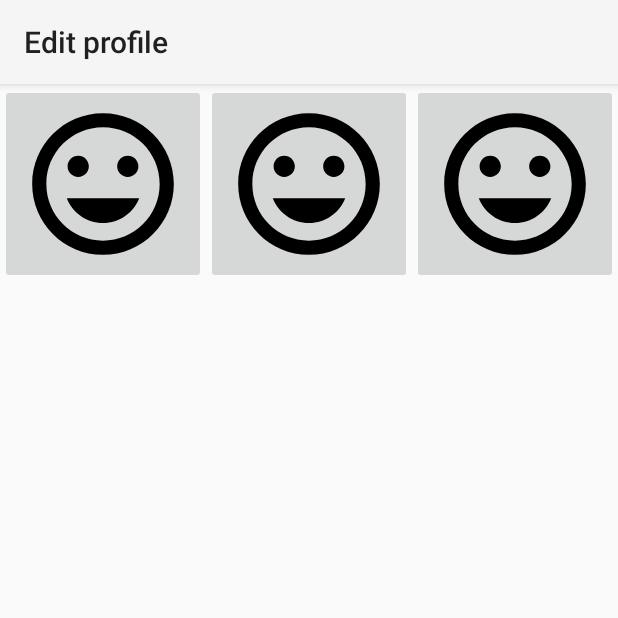
After one commit to thomasfischersm/EgoEater, an Android app: the EditProfileActivity screen opened directly, with no data from a screen before it, on a phone screen of 412 x 824 dp, the top half of it. The commit adds this screen. Run offline under Robolectric (Android 15) with nearby library versions, the phone set to English and light mode, and no system bars; libraries missing offline, so code that uses them is left out: com.google.android.gms; pictures from the network do not load; 3 statements that could not run were skipped.

Commit message:
Added EditProfileActivity and improved the workflow to CropPhotoActivity.

```diff
--- a/app/src/main/AndroidManifest.xml
+++ b/app/src/main/AndroidManifest.xml
@@ -13,14 +13,12 @@
         android:roundIcon="@mipmap/ic_launcher_round"
         android:supportsRtl="true"
         android:theme="@style/Theme.AppCompat.Light.NoActionBar">
-
         <meta-data
             android:name="com.google.android.gms.analytics.globalConfigResource"
             android:resource="@xml/analytics_global_config" />
         <meta-data
             android:name="com.facebook.sdk.ApplicationId"
             android:value="@string/facebook_app_id" />
-
         <meta-data
             android:name="com.playposse.egoeater.glide.EgoEaterGlideModule"
             android:value="GlideModule" />
@@ -88,7 +86,8 @@
             </intent-filter>
         </activity>
         <activity android:name=".activity.CropPhotoActivity" />
-        <activity android:name=".activity.LoginActivity"></activity>
+        <activity android:name=".activity.LoginActivity" />
+        <activity android:name=".activity.EditProfileActivity"></activity>
     </application>
 
 </manifest>
--- a/app/src/main/java/com/playposse/egoeater/ExtraConstants.java
+++ b/app/src/main/java/com/playposse/egoeater/ExtraConstants.java
@@ -16,7 +16,7 @@ public class ExtraConstants {
         return intent.getIntExtra(PHOTO_INDEX_ID, 0);
     }
 
-    public static Intent getCropPhotoIntent(Context context, int photoIndex) {
+    public static Intent createCropPhotoIntent(Context context, int photoIndex) {
         return new Intent(context, CropPhotoActivity.class)
                 .putExtra(PHOTO_INDEX_ID, photoIndex);
     }
--- a/app/src/main/java/com/playposse/egoeater/GlobalRouting.java
+++ b/app/src/main/java/com/playposse/egoeater/GlobalRouting.java
@@ -4,6 +4,7 @@ import android.content.Context;
 import android.content.Intent;
 
 import com.playposse.egoeater.activity.CropPhotoActivity;
+import com.playposse.egoeater.activity.EditProfileActivity;
 import com.playposse.egoeater.activity.LoginActivity;
 import com.playposse.egoeater.storage.EgoEaterPreferences;
 
@@ -38,7 +39,7 @@ public class GlobalRouting {
         if (!EgoEaterPreferences.hasFirstProfilePhoto(context)) {
             context.startActivity(new Intent(context, CropPhotoActivity.class));
         } else {
-            // TODO: ranking activity
+            context.startActivity(new Intent(context, EditProfileActivity.class));
         }
     }
 
--- /dev/null
+++ b/app/src/main/java/com/playposse/egoeater/activity/EditProfileActivity.java
@@ -0,0 +1,60 @@
+package com.playposse.egoeater.activity;
+
+import android.content.Intent;
+import android.os.Bundle;
+import android.view.View;
+import android.widget.ImageButton;
+
+import com.bumptech.glide.Glide;
+import com.playposse.egoeater.ExtraConstants;
+import com.playposse.egoeater.R;
+import com.playposse.egoeater.storage.EgoEaterPreferences;
+
+/**
+ * An {@link android.app.Activity} to edit the profile.
+ */
+public class EditProfileActivity extends ParentActivity {
+
+    private ImageButton profilePhoto0Button;
+    private ImageButton profilePhoto1Button;
+    private ImageButton profilePhoto2Button;
+
+    @Override
+    protected int getLayoutResId() {
+        return R.layout.activity_edit_profile;
+    }
+
+    @Override
+    protected void onCreate(Bundle savedInstanceState) {
+        super.onCreate(savedInstanceState);
+
+        setTitle(R.string.edit_profile_activity_title);
+
+        profilePhoto0Button = (ImageButton) findViewById(R.id.profilePhoto0Button);
+        profilePhoto1Button = (ImageButton) findViewById(R.id.profilePhoto1Button);
+        profilePhoto2Button = (ImageButton) findViewById(R.id.profilePhoto2Button);
+
+        initProfilePhoto(0, profilePhoto0Button, EgoEaterPreferences.getProfilePhotoUrl0(this));
+        initProfilePhoto(1, profilePhoto1Button, EgoEaterPreferences.getProfilePhotoUrl1(this));
+        initProfilePhoto(2, profilePhoto2Button, EgoEaterPreferences.getProfilePhotoUrl2(this));
+    }
+
+    private void initProfilePhoto(final int photoIndex, ImageButton imageButton, String photoUrl) {
+        if (photoUrl != null) {
+            Glide.with(this)
+                    .load(photoUrl)
+                    .asBitmap()
+                    .dontTransform()
+                    .into(imageButton);
+        }
+
+        imageButton.setOnClickListener(new View.OnClickListener() {
+            @Override
+            public void onClick(View v) {
+                Intent intent =
+                        ExtraConstants.createCropPhotoIntent(getApplicationContext(), photoIndex);
+                startActivity(intent);
+            }
+        });
+    }
+}
--- a/app/src/main/java/com/playposse/egoeater/clientactions/UpdateFirebaseTokenInCloudClientAction.java
+++ b/app/src/main/java/com/playposse/egoeater/clientactions/UpdateFirebaseTokenInCloudClientAction.java
@@ -19,7 +19,7 @@ public class UpdateFirebaseTokenInCloudClientAction extends ApiClientAction<Void
     @Override
     protected Void executeAsync() throws IOException {
         String firebaseToken = FirebaseInstanceId.getInstance().getToken();
-        Long sessionId = EgoEaterPreferences.getSessionId(getContext());
+        Long sessionId = getSessionId();
 
         EgoEaterPreferences.setFirebaseToken(getContext(), firebaseToken);
 
--- a/app/src/main/java/com/playposse/egoeater/clientactions/UploadProfilePhotoClientAction.java
+++ b/app/src/main/java/com/playposse/egoeater/clientactions/UploadProfilePhotoClientAction.java
@@ -44,8 +44,8 @@ public class UploadProfilePhotoClientAction extends ApiClientAction<Void> {
         PhotoBean photoBean = new PhotoBean().setBytes(base64);
 
         // Upload bytes to the cloud.
-        Long sessionId = EgoEaterPreferences.getSessionId(getContext());
-        UserBean userBean = getApi().uploadProfilePhoto(sessionId, photoIndex, photoBean).execute();
+        UserBean userBean =
+                getApi().uploadProfilePhoto(getSessionId(), photoIndex, photoBean).execute();
         Log.i(LOG_TAG, "executeAsync: Done sending");
 
         // Update the preferences with the new profile photo.
--- a/app/src/main/java/com/playposse/egoeater/storage/EgoEaterPreferences.java
+++ b/app/src/main/java/com/playposse/egoeater/storage/EgoEaterPreferences.java
@@ -44,6 +44,7 @@ public final class EgoEaterPreferences {
         setString(context, LAST_NAME_KEY, userBean.getFirstName());
         setString(context, NAME_KEY, userBean.getFirstName());
 
+        boolean hasAtLeastOneProfilePhoto = false;
         List<String> photoUrls = userBean.getProfilePhotoUrls();
         if (photoUrls != null) {
             for (int i = 0; i < MAX_PROFILE_PHOTO_COUNT; i++) {
@@ -53,6 +54,10 @@ public final class EgoEaterPreferences {
                     setString(context, PROFILE_PHOTO_URL_KEY + i, null);
                 }
             }
+        }
+
+        if (hasAtLeastOneProfilePhoto) {
+            setHasFirstProfilePhoto(context, true);
         }
     }
 
@@ -97,6 +102,18 @@ public final class EgoEaterPreferences {
 
     public static String getFirebaseToken(Context context) {
         return getString(context, FIREBASE_TOKEN_KEY);
+    }
+
+    public static String getProfilePhotoUrl0(Context context) {
+        return getString(context, PROFILE_PHOTO_URL_KEY + 0);
+    }
+
+    public static String getProfilePhotoUrl1(Context context) {
+        return getString(context, PROFILE_PHOTO_URL_KEY + 1);
+    }
+
+    public static String getProfilePhotoUrl2(Context context) {
+        return getString(context, PROFILE_PHOTO_URL_KEY + 2);
     }
 
     public static void setHasFirstProfilePhoto(Context context, boolean hasFirstProfilePhoto) {
--- /dev/null
+++ b/app/src/main/res/drawable/ic_insert_emoticon_black_24dp.xml
@@ -0,0 +1,9 @@
+<vector xmlns:android="http://schemas.android.com/apk/res/android"
+        android:width="24dp"
+        android:height="24dp"
+        android:viewportWidth="24.0"
+        android:viewportHeight="24.0">
+    <path
+        android:fillColor="#FF000000"
+        android:pathData="M11.99,2C6.47,2 2,6.48 2,12s4.47,10 9.99,10C17.52,22 22,17.52 22,12S17.52,2 11.99,2zM12,20c-4.42,0 -8,-3.58 -8,-8s3.58,-8 8,-8 8,3.58 8,8 -3.58,8 -8,8zM15.5,11c0.83,0 1.5,-0.67 1.5,-1.5S16.33,8 15.5,8 14,8.67 14,9.5s0.67,1.5 1.5,1.5zM8.5,11c0.83,0 1.5,-0.67 1.5,-1.5S9.33,8 8.5,8 7,8.67 7,9.5 7.67,11 8.5,11zM12,17.5c2.33,0 4.31,-1.46 5.11,-3.5L6.89,14c0.8,2.04 2.78,3.5 5.11,3.5z"/>
+</vector>
--- /dev/null
+++ b/app/src/main/res/layout/activity_edit_profile.xml
@@ -0,0 +1,47 @@
+<?xml version="1.0" encoding="utf-8"?>
+<LinearLayout xmlns:android="http://schemas.android.com/apk/res/android"
+    xmlns:app="http://schemas.android.com/apk/res-auto"
+    xmlns:tools="http://schemas.android.com/tools"
+    android:id="@+id/activity_help"
+    android:layout_width="match_parent"
+    android:layout_height="match_parent"
+    android:orientation="vertical"
+    tools:context="com.playposse.egoeater.activity.EditProfileActivity">
+
+    <android.support.v7.widget.Toolbar
+        android:id="@+id/my_toolbar"
+        android:layout_width="match_parent"
+        android:layout_height="?attr/actionBarSize"
+        android:background="?attr/colorPrimary"
+        android:elevation="4dp"
+        android:theme="@style/ThemeOverlay.AppCompat.ActionBar"
+        app:popupTheme="@style/ThemeOverlay.AppCompat.Light" />
+
+    <LinearLayout
+        android:layout_width="match_parent"
+        android:layout_height="wrap_content"
+        android:orientation="horizontal">
+
+        <ImageButton
+            android:id="@+id/profilePhoto0Button"
+            android:layout_width="0dp" android:scaleType="fitCenter" android:adjustViewBounds="true"
+            android:layout_height="wrap_content"
+            android:layout_weight="1"
+            android:src="@drawable/ic_insert_emoticon_black_24dp" />
+
+        <ImageButton
+            android:id="@+id/profilePhoto1Button"
+            android:layout_width="0dp" android:scaleType="fitCenter" android:adjustViewBounds="true"
+            android:layout_height="wrap_content"
+            android:layout_weight="1"
+            android:src="@drawable/ic_insert_emoticon_black_24dp" />
+
+        <ImageButton
+            android:id="@+id/profilePhoto2Button"
+            android:layout_width="0dp" android:scaleType="fitCenter" android:adjustViewBounds="true"
+            android:layout_height="wrap_content"
+            android:layout_weight="1"
+            android:src="@drawable/ic_insert_emoticon_black_24dp" />
+
+    </LinearLayout>
+</LinearLayout>
--- a/app/src/main/res/values/strings.xml
+++ b/app/src/main/res/values/strings.xml
@@ -7,6 +7,10 @@
     <string name="delete_button_label">Delete</string>
     <string name="cancel_button_label">Cancel</string>
     <string name="save_button_label">Save</string>
+    <string name="select_profile_photo_chooser">Select profile photo</string>
+
+    <!-- EditProfileActivity -->
+    <string name="edit_profile_activity_title">Edit profile</string>
 
     <!-- Progress loading dialog -->
     <string name="progress_dialog_title">Crunching data…</string>
```
Also changed, not shown: app/src/main/java/com/playposse/egoeater/activity/CropPhotoActivity.java (+109 -7 lines), app/src/main/java/com/playposse/egoeater/clientactions/ApiClientAction.java (+6 -1 lines), app/src/main/java/com/playposse/egoeater/clientactions/DeleteProfilePhotoClientAction.java (added, +33 -0 lines), backend/src/main/java/com/playposse/egoeater/backend/EgoEaterEndPoint.java (+9 -0 lines), backend/src/main/java/com/playposse/egoeater/backend/serveractions/AbstractServerAction.java (+24 -0 lines), backend/src/main/java/com/playposse/egoeater/backend/serveractions/DeleteProfilePhotoServerAction.java (added, +40 -0 lines), backend/src/main/java/com/playposse/egoeater/backend/serveractions/UploadProfilePhotoServerAction.java (+1 -13 lines).
